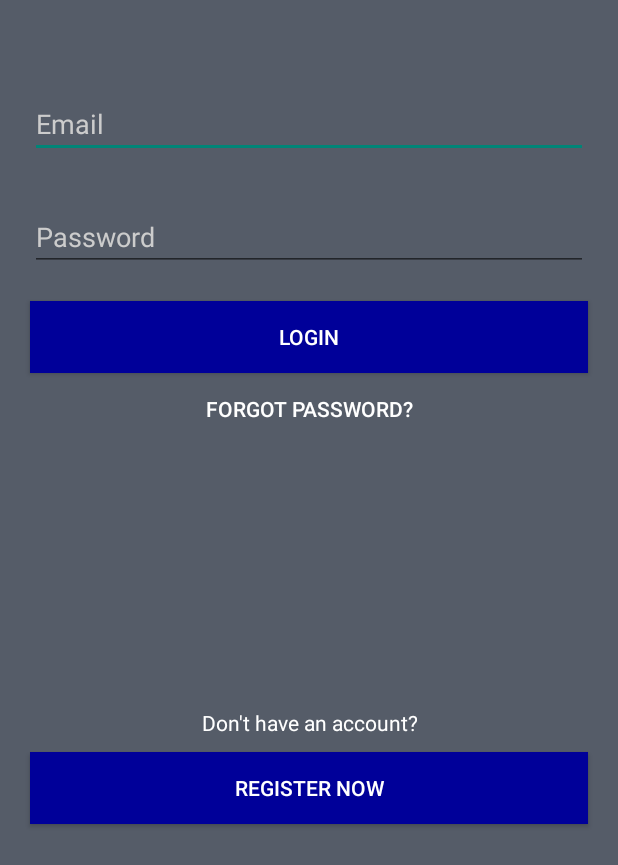
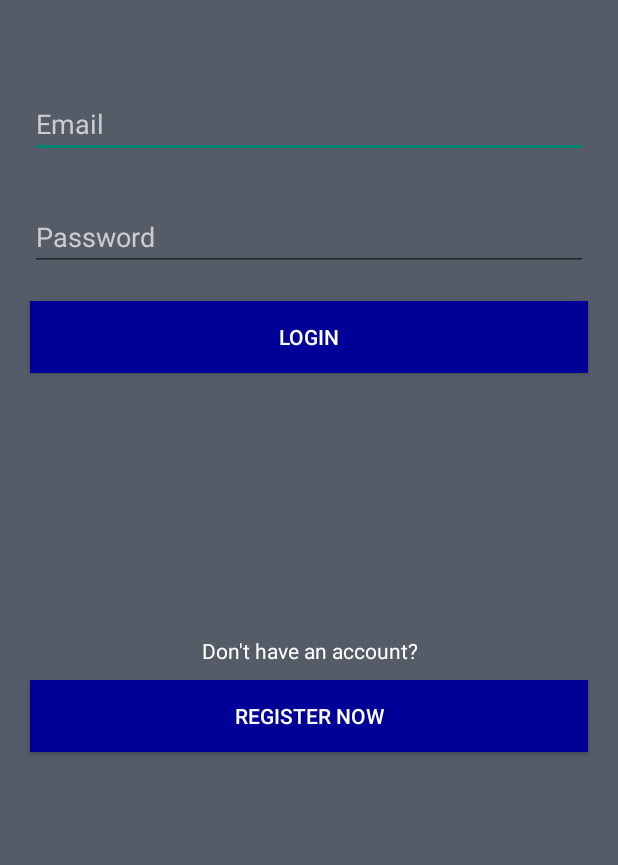
Before and after one commit to mstrassassin1st/Lightbulb, an Android app: the Login screen opened directly, with no data from a screen before it, on a phone screen of 412 x 824 dp. Shown: the top 865 px of the screen. Run offline under Robolectric (Android 15) with nearby library versions, the phone set to English and light mode, and no system bars.

Commit message:
Remove Forgot Password

```diff
--- a/app/src/main/java/app/itdivision/lightbulb/Login.java
+++ b/app/src/main/java/app/itdivision/lightbulb/Login.java
@@ -32,7 +32,6 @@ public class Login extends AppCompatActivity {
         email = (EditText) findViewById(R.id.email);
         password = (EditText) findViewById(R.id.password);
         btnLogin = (Button) findViewById(R.id.btnLogin);
-        btn_forgot_password = (Button) findViewById(R.id.btn_forgot_password);
         btnRegister = (Button) findViewById(R.id.btnRegister);
 
         btnLogin.setOnClickListener(new View.OnClickListener() {
--- a/app/src/main/res/layout/activity_login.xml
+++ b/app/src/main/res/layout/activity_login.xml
@@ -48,20 +48,6 @@
         android:background="@color/colorBlue"
         android:textColor="@color/colorWhite"
         />
-
-    <Button
-        android:id="@+id/btn_forgot_password"
-        android:text="Forgot password?"
-        android:layout_width="wrap_content"
-        android:layout_height="wrap_content"
-        android:background="@null"
-        android:layout_gravity="center"
-        android:layout_marginLeft="20dp"
-        android:layout_marginStart="20dp"
-        android:layout_marginRight="20dp"
-        android:layout_marginEnd="20dp"
-        android:textColor="@color/colorWhite" />
-
     <TextView
         android:layout_width="wrap_content"
         android:layout_height="wrap_content"
```
